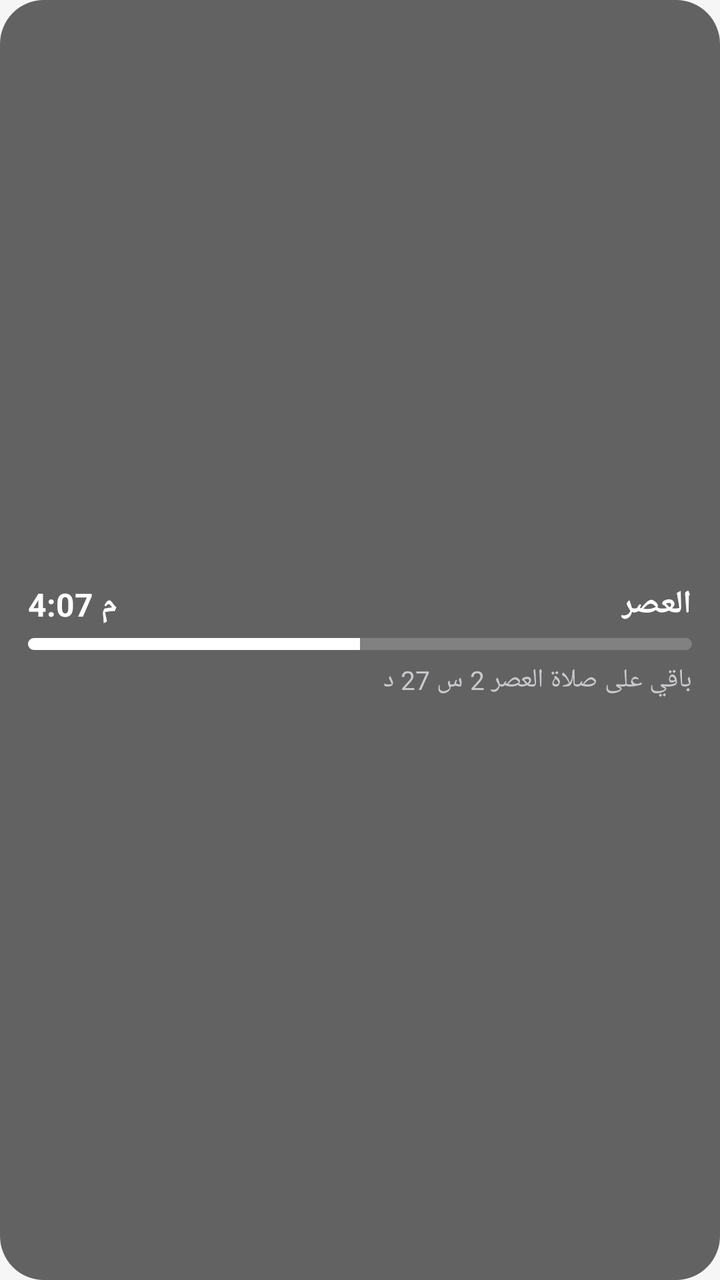
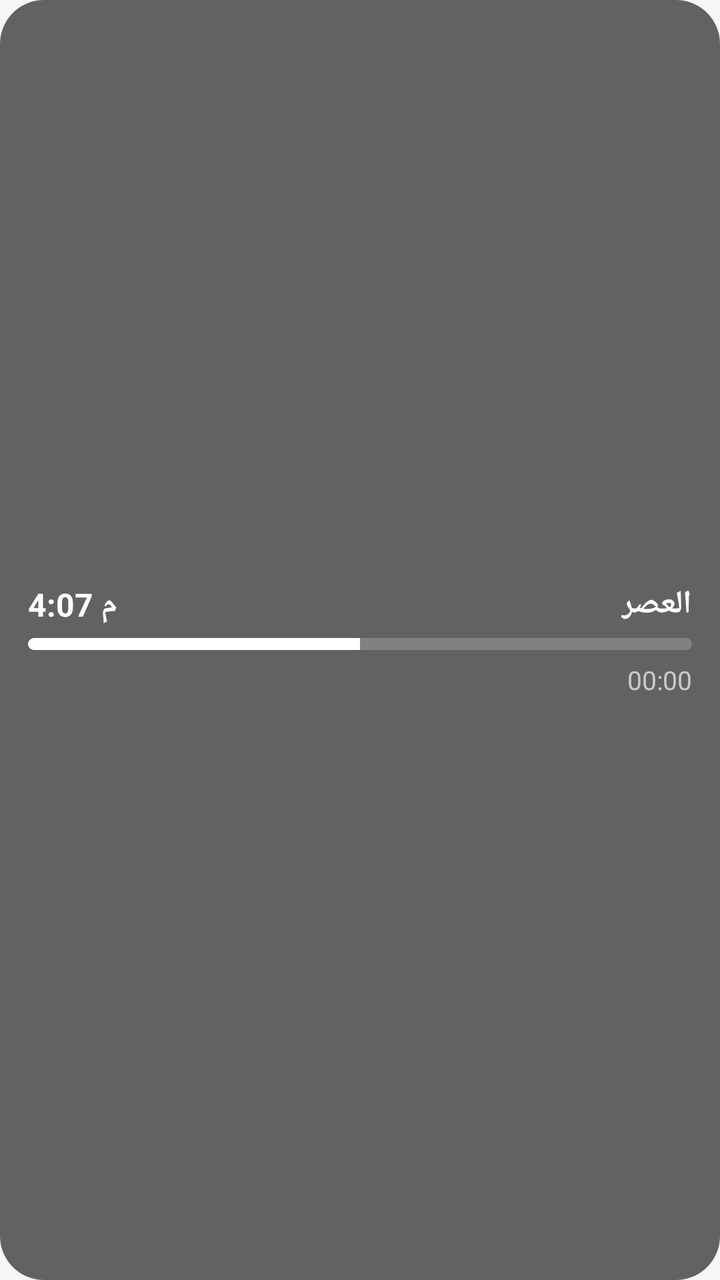

The first picture is an Android layout as it rendered before a commit; the second is the same layout after the commit. The layout source and the unified diff follow.
<!-- AndroidManifest.xml: application theme Theme.MyApplication -->
<!-- res/layout/facewidget_prayer.xml -->
<?xml version="1.0" encoding="utf-8"?>
<LinearLayout xmlns:android="http://schemas.android.com/apk/res/android"
    android:gravity="center_vertical"
    android:orientation="vertical"
    android:id="@+id/facewidget_root"
    android:background="@drawable/facewidget_bg"
    android:padding="14dp"
    android:layout_width="match_parent"
    android:layout_height="wrap_content"
    android:layoutDirection="rtl">
    <LinearLayout
        android:orientation="horizontal"
        android:layout_width="match_parent"
        android:layout_height="wrap_content">
        <TextView
            android:textSize="16sp"
            android:textStyle="bold"
            android:textColor="#ffffffff"
            android:id="@+id/facewidget_prayer_name"
            android:layout_width="wrap_content"
            android:layout_height="wrap_content"
            android:text="العصر"
            android:textDirection="locale"/>
        <TextView
            android:textSize="16sp"
            android:textStyle="bold"
            android:textColor="#ffffffff"
            android:gravity="left"
            android:id="@+id/facewidget_prayer_time"
            android:layout_width="0dp"
            android:layout_height="wrap_content"
            android:text="4:07 م"
            android:layout_weight="1"
            android:textDirection="locale"/>
    </LinearLayout>
    <ProgressBar
        android:id="@+id/facewidget_progress"
        android:layout_width="match_parent"
        android:layout_height="6dp"
        android:layout_marginTop="6dp"
        android:max="100"
        android:progress="50"
        android:progressDrawable="@drawable/widget_progress_white"
        android:layoutDirection="ltr"
        style="?android:attr/progressBarStyleHorizontal"/>
    <TextView
        android:textSize="13sp"
        android:textColor="#ffc9c9ce"
        android:gravity="right"
        android:id="@+id/facewidget_remaining"
        android:layout_width="match_parent"
        android:layout_height="wrap_content"
        android:layout_marginTop="6dp"
        android:text="باقي على صلاة العصر 2 س 27 د"
        android:textDirection="locale"/>
</LinearLayout>
<!-- resources referenced by this layout -->
<resources>
  <!-- drawable facewidget_bg (drawable) -->
  <?xml version="1.0" encoding="utf-8"?>
  <shape xmlns:android="http://schemas.android.com/apk/res/android" android:shape="rectangle">
      <corners android:radius="22dp" />
      <solid android:color="#99010101" />
  </shape>
  <!-- drawable widget_progress_white (drawable) -->
  <?xml version="1.0" encoding="utf-8"?>
  <layer-list xmlns:android="http://schemas.android.com/apk/res/android">
      <item android:id="@android:id/background">
          <shape android:shape="rectangle">
              <corners android:radius="8dp" />
              <solid android:color="#33FFFFFF" />
          </shape>
      </item>
      <item android:id="@android:id/progress">
          <clip>
              <shape android:shape="rectangle">
                  <corners android:radius="8dp" />
                  <solid android:color="#FFFFFFFF" />
              </shape>
          </clip>
      </item>
  </layer-list>
  <style name="Theme.MyApplication" parent="@android:style/Theme.DeviceDefault.NoActionBar">
          <item name="android:windowBackground">@color/splash_bg</item>
      </style>
  <color name="splash_bg">#FFF6F6F6</color>
</resources>

<!-- the commit's change to res/layout/facewidget_prayer.xml (unified diff, before → after) -->
@@ -43,7 +43,7 @@
         android:progressDrawable="@drawable/widget_progress_white"
         android:layoutDirection="ltr"
         style="?android:attr/progressBarStyleHorizontal"/>
-    <TextView
+    <Chronometer
         android:textSize="13sp"
         android:textColor="#ffc9c9ce"
         android:gravity="right"
